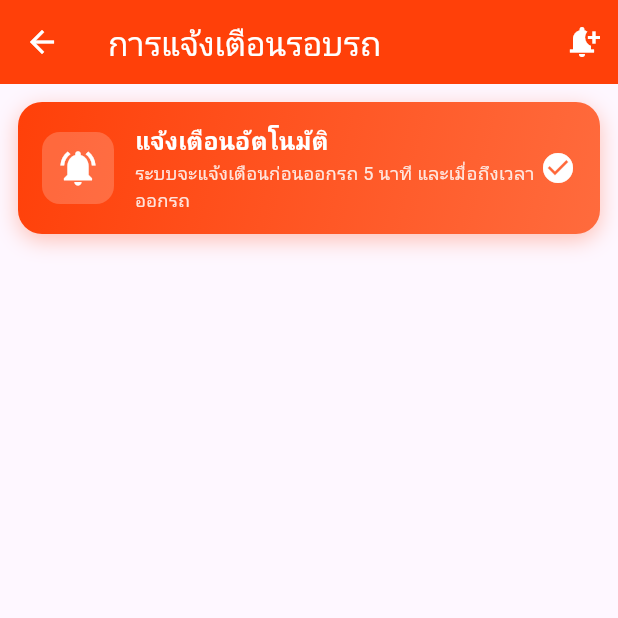
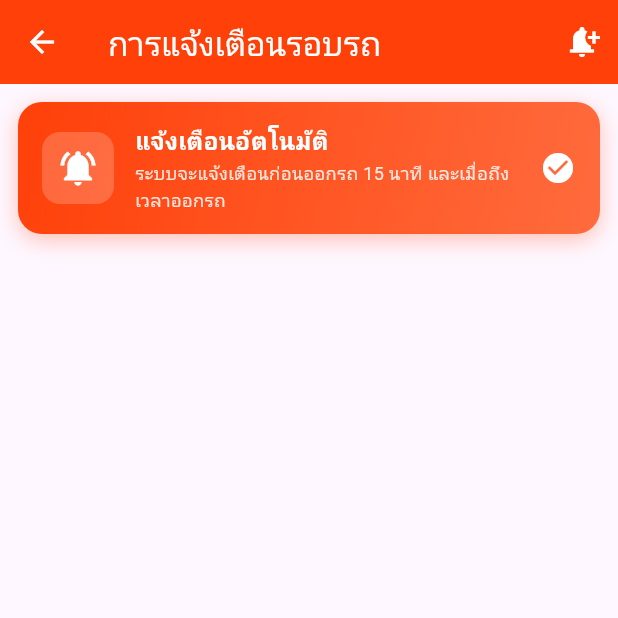
Before and after one commit to Thanadol22/KMUTNB_BUS, a Flutter app: the NotificationScreen screen opened directly, on a phone screen of 412 x 824 dp, the top half of it. Run offline on Flutter 3.47's test engine with Material 3 defaults, Android fonts, the phone set to English and light mode, and no system bars; our stand-ins replace cloud_firestore, firebase_core, firebase_database, firebase_messaging, flutter_dotenv, flutter_local_notifications and 5 more; accounts and stored records are empty.

Commit message:
Edit Notification System

```diff
--- a/lib/core/utils/app_localizations.dart
+++ b/lib/core/utils/app_localizations.dart
@@ -90,11 +90,11 @@ class AppLocalizations {
       'show_all_rounds': 'ดูทุกรอบ',
       'auto_notification_toggle': 'แจ้งเตือนอัตโนมัติ',
       'notification_active_desc':
-          'ระบบจะแจ้งเตือนก่อนออกรถ 5 นาที และเมื่อถึงเวลาออกรถ',
+          'ระบบจะแจ้งเตือนก่อนออกรถ 15 นาที และเมื่อถึงเวลาออกรถ',
       'notification_inactive_desc':
           'เปิดเพื่อรับแจ้งเตือนก่อนถึงรอบรถอัตโนมัติ',
       'notification_info':
-          'แจ้งเตือน 2 ครั้ง: ก่อนถึงรอบ 5 นาที และเมื่อถึงเวลาออกรถ',
+          'แจ้งเตือน 2 ครั้ง: ก่อนถึงรอบ 15 นาที และเมื่อถึงเวลาออกรถ',
       'depart_now': 'ออกรถ',
       'status_running': 'กำลังวิ่ง',
       'status_parking': 'จอดอยู่',
@@ -250,11 +250,11 @@ class AppLocalizations {
       'show_all_rounds': 'Show All Rounds',
       'auto_notification_toggle': 'Auto Notifications',
       'notification_active_desc':
-          'You will be notified 5 min before and at departure time',
+          'You will be notified 15 min before and at departure time',
       'notification_inactive_desc':
           'Enable to receive automatic schedule notifications',
       'notification_info':
-          '2 alerts per round: 5 min before & at departure time',
+          '2 alerts per round: 15 min before & at departure time',
       'depart_now': 'Depart',
       'status_running': 'Running',
       'status_parking': 'Parked',
```
Also changed, not shown: lib/features/driver/notifications/notification_screen.dart (+8 -3 lines).
